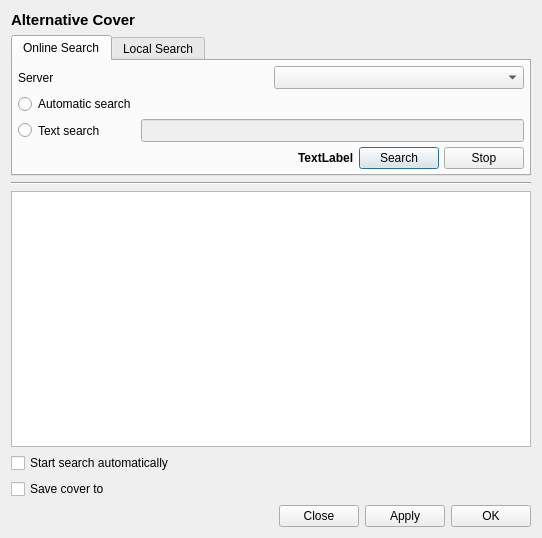
The window that src/Gui/Covers/GUI_AlternativeCovers.ui (Inferno214221/sayonara-player) describes before a commit, drawn with Qt 5.
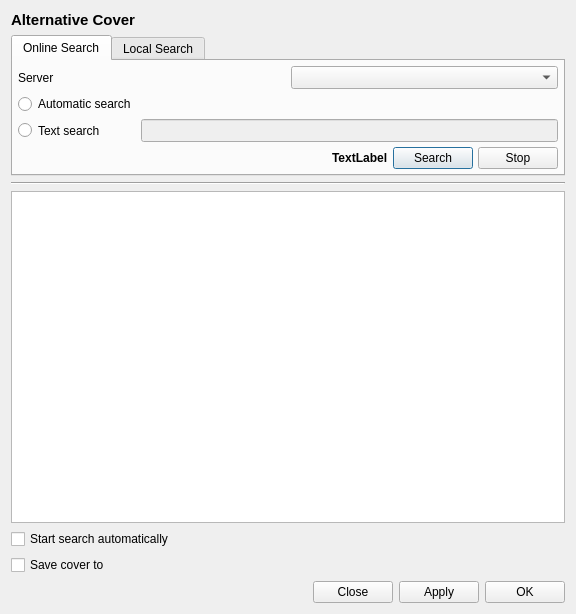
The same window after the commit. Custom widgets are drawn as their Qt base class.

Commit message: cover search update

```diff
--- a/src/Gui/Covers/GUI_AlternativeCovers.ui
+++ b/src/Gui/Covers/GUI_AlternativeCovers.ui
@@ -6,8 +6,8 @@
    <rect>
     <x>0</x>
     <y>0</y>
-    <width>538</width>
-    <height>538</height>
+    <width>576</width>
+    <height>614</height>
    </rect>
   </property>
   <layout class="QGridLayout" name="gridLayout">
@@ -205,17 +205,10 @@
      </widget>
     </widget>
    </item>
-   <item row="2" column="0">
-    <widget class="Line" name="line">
-     <property name="orientation">
-      <enum>Qt::Horizontal</enum>
-     </property>
-    </widget>
-   </item>
-   <item row="5" column="0">
-    <layout class="QHBoxLayout" name="horizontalLayout_2"/>
-   </item>
    <item row="6" column="0">
+    <layout class="QHBoxLayout" name="horizontalLayout_2"/>
+   </item>
+   <item row="7" column="0">
     <layout class="QHBoxLayout" name="horizontalLayout">
      <item>
       <widget class="QLabel" name="lab_status">
@@ -272,80 +265,11 @@
      </item>
     </layout>
    </item>
-   <item row="3" column="0">
-    <widget class="QTableView" name="tv_images">
-     <property name="enabled">
-      <bool>true</bool>
+   <item row="4" column="0">
+    <widget class="QListWidget" name="tv_images">
+     <property name="viewMode">
+      <enum>QListView::IconMode</enum>
      </property>
-     <property name="sizePolicy">
-      <sizepolicy hsizetype="Expanding" vsizetype="MinimumExpanding">
-       <horstretch>0</horstretch>
-       <verstretch>0</verstretch>
-      </sizepolicy>
-     </property>
-     <property name="minimumSize">
-      <size>
-       <width>520</width>
-       <height>220</height>
-      </size>
-     </property>
-     <property name="mouseTracking">
-      <bool>true</bool>
-     </property>
-     <property name="verticalScrollBarPolicy">
-      <enum>Qt::ScrollBarAsNeeded</enum>
-     </property>
-     <property name="editTriggers">
-      <set>QAbstractItemView::NoEditTriggers</set>
-     </property>
-     <property name="tabKeyNavigation">
-      <bool>false</bool>
-     </property>
-     <property name="showDropIndicator" stdset="0">
-      <bool>false</bool>
-     </property>
-     <property name="dragDropOverwriteMode">
-      <bool>false</bool>
-     </property>
-     <property name="selectionMode">
-      <enum>QAbstractItemView::SingleSelection</enum>
-     </property>
-     <property name="verticalScrollMode">
-      <enum>QAbstractItemView::ScrollPerPixel</enum>
-     </property>
-     <property name="horizontalScrollMode">
-      <enum>QAbstractItemView::ScrollPerPixel</enum>
-     </property>
-     <property name="showGrid">
-      <bool>false</bool>
-     </property>
-     <property name="gridStyle">
-      <enum>Qt::NoPen</enum>
-     </property>
-     <property name="cornerButtonEnabled">
-      <bool>false</bool>
-     </property>
-     <attribute name="horizontalHeaderVisible">
-      <bool>false</bool>
-     </attribute>
-     <attribute name="horizontalHeaderMinimumSectionSize">
-      <number>100</number>
-     </attribute>
-     <attribute name="horizontalHeaderHighlightSections">
-      <bool>false</bool>
-     </attribute>
-     <attribute name="verticalHeaderVisible">
-      <bool>false</bool>
-     </attribute>
-     <attribute name="verticalHeaderMinimumSectionSize">
-      <number>100</number>
-     </attribute>
-     <attribute name="verticalHeaderDefaultSectionSize">
-      <number>100</number>
-     </attribute>
-     <attribute name="verticalHeaderHighlightSections">
-      <bool>false</bool>
-     </attribute>
     </widget>
    </item>
    <item row="0" column="0">
@@ -362,7 +286,14 @@
      </property>
     </widget>
    </item>
-   <item row="4" column="0">
+   <item row="3" column="0">
+    <widget class="Line" name="line">
+     <property name="orientation">
+      <enum>Qt::Horizontal</enum>
+     </property>
+    </widget>
+   </item>
+   <item row="5" column="0">
     <layout class="QGridLayout" name="gridLayout_2">
      <item row="0" column="0">
       <widget class="QCheckBox" name="cb_autostart">
```
The commit also changes 14 other files.
